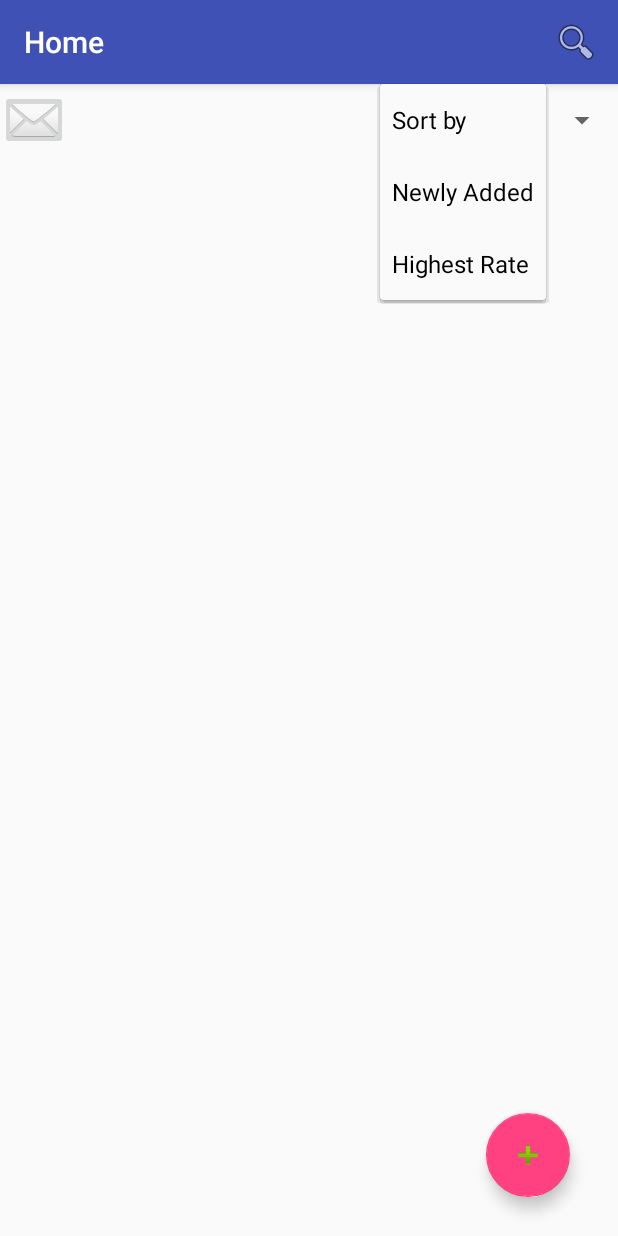
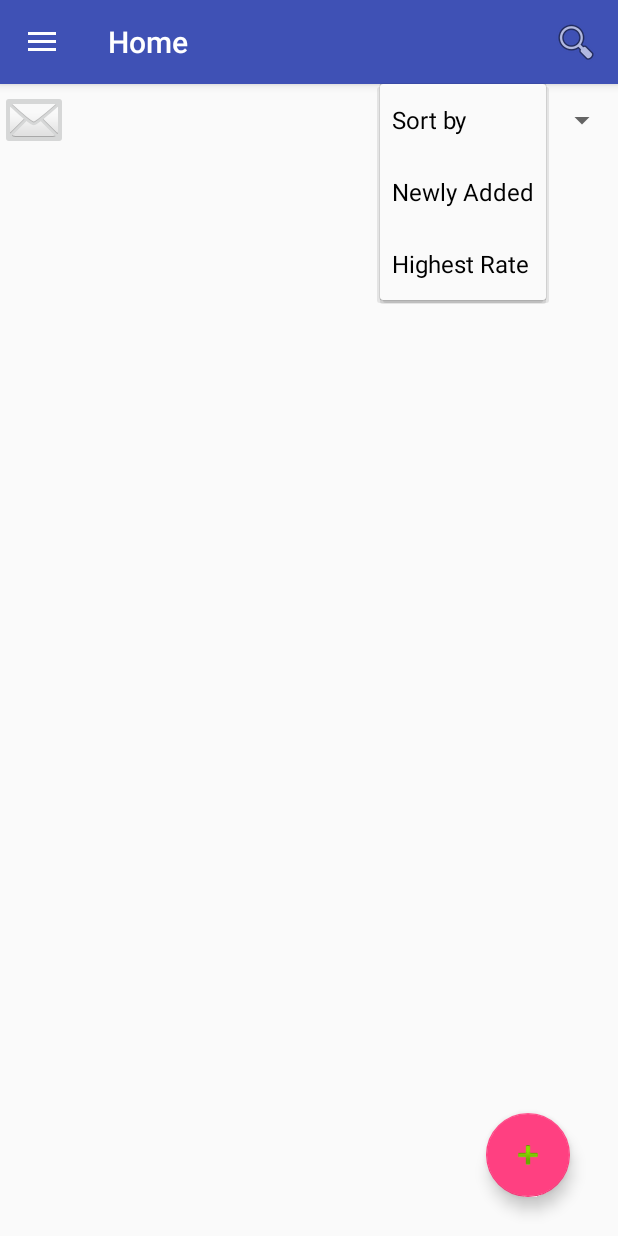
Before and after one commit to YanYanJan/FinalProject, an Android app: the postlistActivity screen opened directly, with no data from a screen before it, after a tap on "Sort by", on a phone screen of 412 x 824 dp. Run offline under Robolectric (Android 15) with nearby library versions, the phone set to English and light mode, and no system bars.

Commit message:
side bar

```diff
--- a/app/src/main/java/com/example/yanyan/finalproject/postlistActivity.java
+++ b/app/src/main/java/com/example/yanyan/finalproject/postlistActivity.java
@@ -7,9 +7,14 @@ import android.media.MediaPlayer;
 import android.os.Bundle;
 import android.os.Handler;
 import android.os.Message;
+import android.support.annotation.NonNull;
 import android.support.design.widget.FloatingActionButton;
+import android.support.design.widget.NavigationView;
 import android.support.v4.view.MenuItemCompat;
+import android.support.v4.widget.DrawerLayout;
+import android.support.v7.app.ActionBarDrawerToggle;
 import android.support.v7.app.AppCompatActivity;
+import android.support.v7.widget.Toolbar;
 import android.util.Log;
 import android.view.LayoutInflater;
 import android.view.Menu;
@@ -23,6 +28,7 @@ import android.widget.ListAdapter;
 import android.widget.ListView;
 import android.widget.SearchView;
 import android.widget.Spinner;
+import android.widget.Toast;
 
 import java.lang.reflect.Array;
 import java.util.ArrayList;
@@ -50,6 +56,10 @@ public class postlistActivity extends AppCompatActivity {
     ListView mpostlist;
     private static final String TAG = "postlistActivity";
 
+    private DrawerLayout mDrawerLayout;
+    private ActionBarDrawerToggle mToggle;
+    NavigationView navigationView;
+
 
     @Override
     protected void onCreate(Bundle savedInstanceState) {
@@ -66,28 +76,14 @@ public class postlistActivity extends AppCompatActivity {
         myDB = new DatabaseHelper(this);
         postlist = new ArrayList<>();
 
+        mDrawerLayout = findViewById(R.id.drawer_layout);
+        mToggle = new ActionBarDrawerToggle(this,mDrawerLayout,R.string.open_drawer,R.string.close_drawer);
 
-        //generate the listview
-
-//        Log.d(TAG,"populateListView: Displaying data in the ListView");
-//        //get the data dan append to a list
-//        //ArrayList<Post> currentlist= new ArrayList<Post>();
-//        Cursor data = myDB.getAllData();
-//        while (data.moveToNext()){
-//            String book = data.getString(1);
-//            String author =data.getString(2);//tag
-//            String hashtag =data.getString(3);//rate
-//            String quote =data.getString(4);//author
-//            String rate = data.getString(5);//quote
-//            String thoughts =data.getString(6);
-//            String record = data.getString(7);
-//            String Bookcover = data.getString(8);
-//            String datetime =data.getString(9);
-//            Post post = new Post(book, author,hashtag, quote, rate, thoughts, record ,Bookcover,datetime);
-//            postlist.add(post);
-//        }
-//        Collections.reverse(postlist);
-
+        mDrawerLayout.addDrawerListener(mToggle);
+        mToggle.syncState();
+        getSupportActionBar().setDisplayHomeAsUpEnabled(true);
+        navigationView = (NavigationView) findViewById(R.id.nav_view);
+        setupDrawerContent(navigationView);
 
         //set the spinners of sorting
         String[] sortalg = new String[]{"Sort by", "Newly Added","Highest Rate"};
@@ -240,5 +236,41 @@ public class postlistActivity extends AppCompatActivity {
 
 
 
+    @Override
+    public boolean onOptionsItemSelected(MenuItem item){
+        if(mToggle.onOptionsItemSelected(item)){
+            return true;
+        }
+        return super.onOptionsItemSelected(item);
+    }
+
+    public void selectItemDrawer(MenuItem menuItem){
+        switch(menuItem.getItemId()){
+            case R.id.nav_contact:
+                Toast.makeText(postlistActivity.this, "Contact!", Toast.LENGTH_LONG).show();
+                Intent intent = new Intent(Intent.ACTION_MAIN);
+                intent.addCategory(Intent.CATEGORY_APP_EMAIL);
+                intent.putExtra(Intent.EXTRA_EMAIL, "yany@oxy.edu");
+                intent.putExtra(Intent.EXTRA_SUBJECT, "Subject");
+//                startActivity(intent);
+                startActivity(Intent.createChooser(intent, "ChoseEmailClient"));
+                break;
+        }
+        menuItem.setChecked(true);
+        mDrawerLayout.closeDrawers();
+    }
+    public void setupDrawerContent(NavigationView navigationView){
+        navigationView.setNavigationItemSelectedListener(new NavigationView.OnNavigationItemSelectedListener() {
+            @Override
+            public boolean onNavigationItemSelected(@NonNull MenuItem item) {
+                selectItemDrawer(item);
+                return true;
+            }
+        });
+    }
+
+
+
+
 
 }
--- a/app/src/main/res/layout/post_list.xml
+++ b/app/src/main/res/layout/post_list.xml
@@ -1,8 +1,14 @@
 <?xml version="1.0" encoding="utf-8"?>
-<RelativeLayout xmlns:android="http://schemas.android.com/apk/res/android"
+<android.support.v4.widget.DrawerLayout xmlns:android="http://schemas.android.com/apk/res/android"
+    xmlns:app="http://schemas.android.com/apk/res-auto"
     android:layout_width="match_parent"
     android:layout_height="match_parent"
-    xmlns:app="http://schemas.android.com/apk/res-auto">
+    android:id="@+id/drawer_layout">
+
+    <RelativeLayout
+        android:layout_width="match_parent"
+        android:layout_height="match_parent">
+
 
         <RelativeLayout
             android:id="@+id/fixed_bar"
@@ -17,7 +23,6 @@
                 android:layout_centerVertical="true"
                 app:srcCompat="@android:drawable/ic_dialog_email" />
 
-
             <Spinner
                 android:id="@+id/sort"
                 android:layout_width="wrap_content"
@@ -25,29 +30,37 @@
                 android:layout_alignParentRight="true"
                 android:layout_centerVertical="true" />
 
-
         </RelativeLayout>
-
-
 
         <ListView
             android:id="@+id/post_list"
             android:layout_width="match_parent"
             android:layout_height="wrap_content"
-
             android:layout_below="@+id/fixed_bar" />
 
         <android.support.design.widget.FloatingActionButton
             android:id="@+id/create"
-        app:srcCompat="@android:drawable/ic_input_add"
             android:layout_width="wrap_content"
             android:layout_height="wrap_content"
             android:layout_alignParentBottom="true"
             android:layout_alignParentEnd="true"
             android:layout_marginBottom="26dp"
-        android:layout_marginEnd="32dp" />
+            android:layout_marginEnd="32dp"
+            app:srcCompat="@android:drawable/ic_input_add" />
+
+    </RelativeLayout>
 
 
+    <android.support.design.widget.NavigationView
+        android:id="@+id/nav_view"
+        android:layout_width="match_parent"
+        android:layout_height="match_parent"
+        android:layout_gravity="start"
+        app:menu="@menu/navigation_menu"
+        app:headerLayout="@layout/navigation_header">
 
 
-</RelativeLayout>
+    </android.support.design.widget.NavigationView>
+
+
+</android.support.v4.widget.DrawerLayout>
--- a/app/src/main/res/values/colors.xml
+++ b/app/src/main/res/values/colors.xml
@@ -3,4 +3,5 @@
     <color name="colorPrimary">#3F51B5</color>
     <color name="colorPrimaryDark">#303F9F</color>
     <color name="colorAccent">#FF4081</color>
+    <color name="white">#FFFFFF</color>
 </resources>
--- a/app/src/main/res/values/strings.xml
+++ b/app/src/main/res/values/strings.xml
@@ -24,4 +24,10 @@
     <string name="Instruction">Find the book you are reading!</string>
     <string name="Createmyown">Start of my own!</string>
     <string name="delete">Delete</string>
+    <string name="personname">Mr. CAT</string>
+    <string name="userintro">Hello Everyone! Hands shake!</string>
+
+
+    <string name="open_drawer">Drawer Open</string>
+    <string name="close_drawer">Drawer Close</string>
 </resources>
```
Also changed, not shown: app/src/main/res/layout/toolbar.xml (+12 -14 lines). Lines whose indentation alone changed are shown as unchanged.
